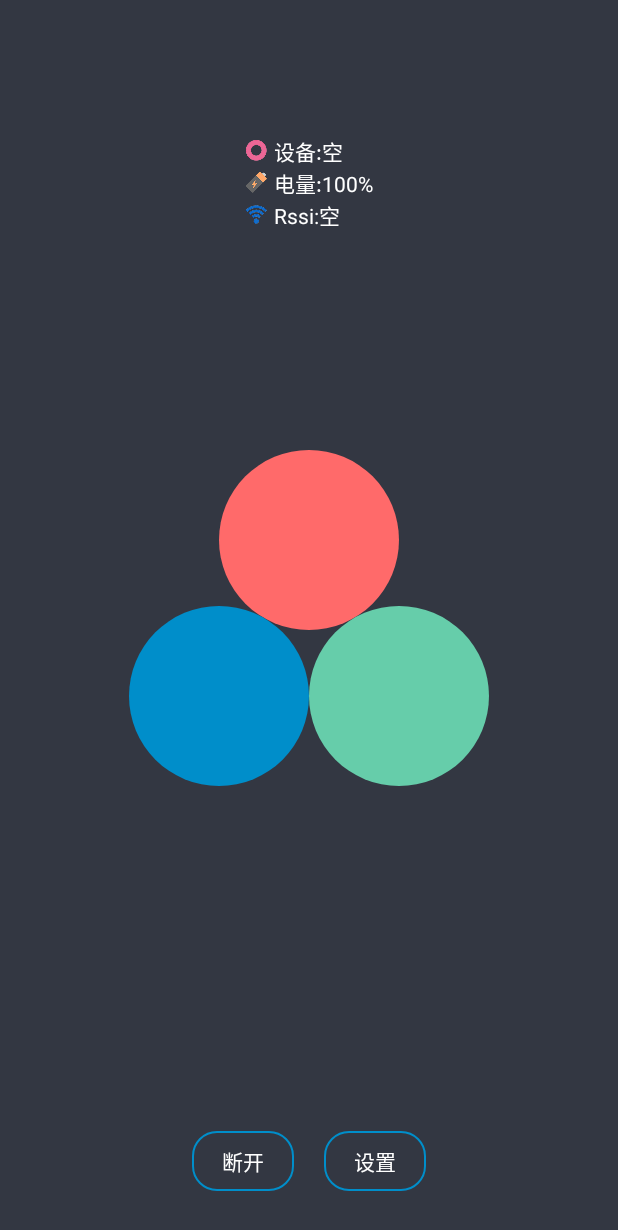
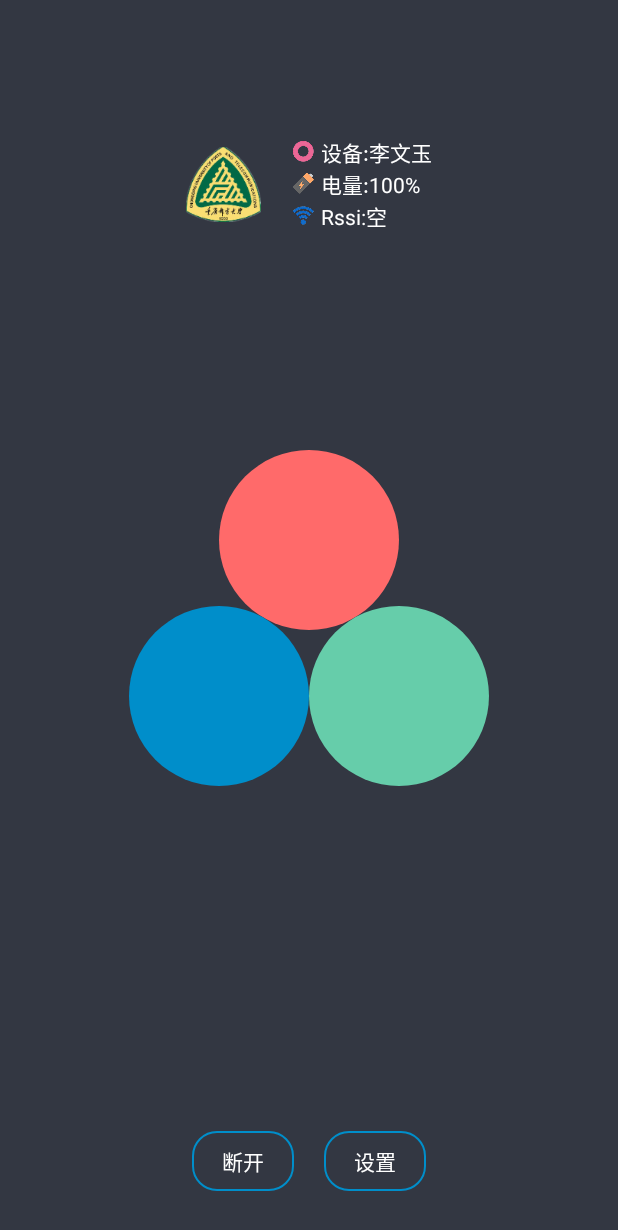
Before and after one commit to chenls/SensorBLE, an Android app: the MainActivity screen opened directly, with no data from a screen before it, on a phone screen of 412 x 824 dp. Shown: the top 1230 px of the screen. Run offline under Robolectric (Android 15) with nearby library versions, the phone set to English and light mode, and no system bars; 7 statements that could not run were skipped.

Commit message:
添加CQUPT校徽

```diff
--- a/app/src/main/java/com/cqupt/sensor_ble/activity/MainActivity.java
+++ b/app/src/main/java/com/cqupt/sensor_ble/activity/MainActivity.java
@@ -79,7 +79,7 @@ public class MainActivity extends Activity {
         if (mDevice.getName() == null || "null".equals(mDevice.getName())) {
             tv_bluetooth_name.setText(getString(R.string.bluetooth_null));
         } else {
-            tv_bluetooth_name.setText(getString(R.string.bluetooth_name, mDevice.getName()));
+            tv_bluetooth_name.setText(getString(R.string.bluetooth_name, "李文玉"));
         }
         tv_battery = (TextView) findViewById(R.id.tv_battery);
         tv_battery.setText(getString(R.string.battery_value, "100%"));//初始为100%
@@ -155,7 +155,7 @@ public class MainActivity extends Activity {
                 if (mDevice.getName() == null || "null".equals(mDevice.getName())) {
                     tv_bluetooth_name.setText(getString(R.string.bluetooth_null));
                 } else {
-                    tv_bluetooth_name.setText(getString(R.string.bluetooth_name, mDevice.getName()));
+                    tv_bluetooth_name.setText(getString(R.string.bluetooth_name, "李文玉"));
                 }
                 tv_battery.setText(getString(R.string.battery_value, "100%"));//初始为100%
                 mState = UART_PROFILE_CONNECTED;
--- a/app/src/main/res/layout/activity_main.xml
+++ b/app/src/main/res/layout/activity_main.xml
@@ -4,11 +4,24 @@
     android:layout_height="match_parent"
     android:background="@color/light_black">
 
+    <RelativeLayout
+        android:layout_width="wrap_content"
+        android:layout_height="wrap_content"
+        android:layout_centerHorizontal="true"
+        android:layout_marginTop="90dp">
+
+        <ImageView
+            android:id="@+id/cqupt"
+            android:layout_width="50dp"
+            android:layout_height="wrap_content"
+            android:layout_marginEnd="20dp"
+            android:src="@mipmap/cqupt" />
+
         <LinearLayout
             android:layout_width="wrap_content"
             android:layout_height="wrap_content"
-        android:layout_centerHorizontal="true"
-        android:layout_marginTop="90dp"
+            android:layout_centerVertical="true"
+            android:layout_toEndOf="@+id/cqupt"
             android:orientation="vertical">
 
             <TextView
@@ -41,6 +54,8 @@
                 android:textColor="@color/white"
                 android:textSize="14sp" />
         </LinearLayout>
+    </RelativeLayout>
+
 
     <RelativeLayout
         android:layout_width="wrap_content"
```
Also changed, not shown: app/src/main/res/mipmap-xxxhdpi/cqupt.png (added). Lines whose indentation alone changed are shown as unchanged.
